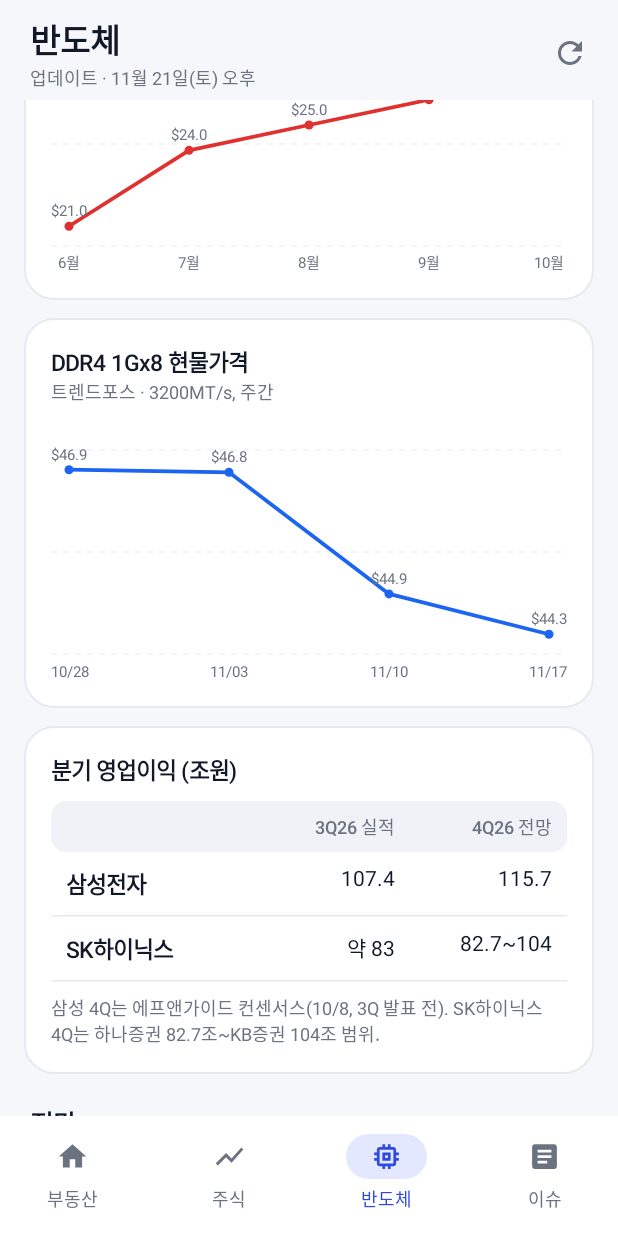
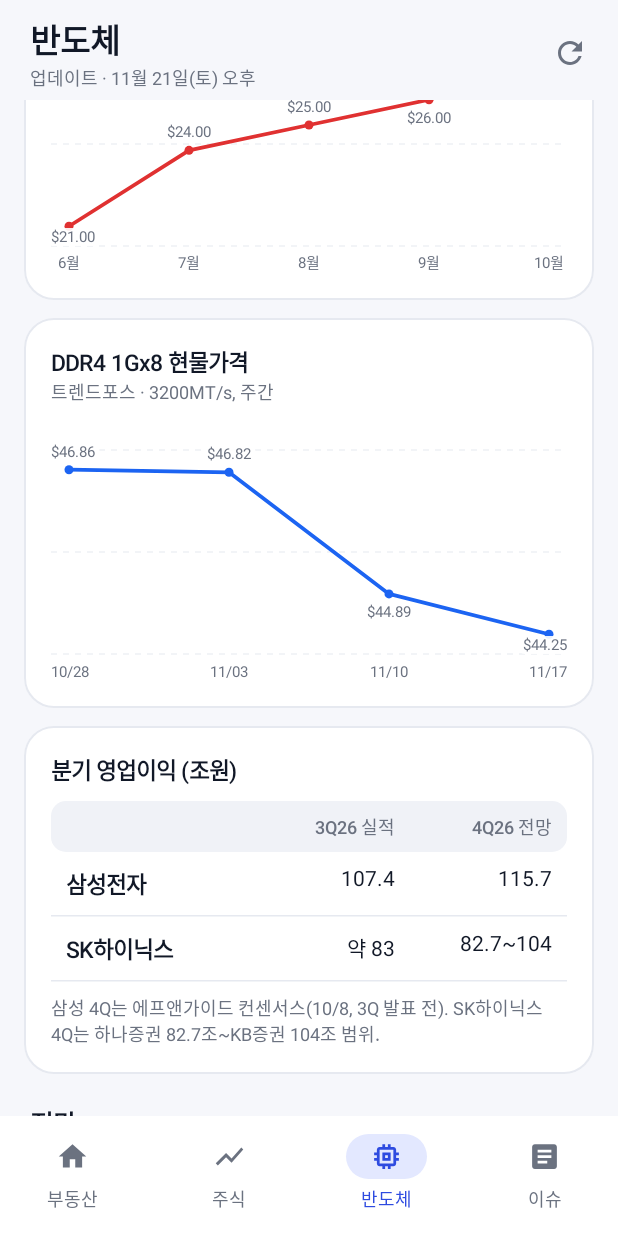
Before and after one commit to skawn1450-coder/myapp-ohsung, an Android app built with Jetpack Compose: the screen it shows after launch (MainActivity), item 3 of the bottom bar chosen, scrolled down 1155 dp, on a phone screen of 412 x 824 dp. Run offline under Robolectric (Android 15) with nearby library versions, the phone set to English and light mode, and no system bars; network calls fail.

Commit message:
Make chart value labels readable
Place labels away from the line, add a background, show cents for dollar prices.

Co-Authored-By: Claude Opus 5.5 <noreply@anthropic.com>
Claude-Session: https://claude.ai/code/session_01FiEqWQBvfw9Tzpq4jfxBRd

```diff
--- a/app/src/main/java/com/ohsung/marketbrief/ui/Charts.kt
+++ b/app/src/main/java/com/ohsung/marketbrief/ui/Charts.kt
@@ -66,6 +66,7 @@ fun SeriesChart(
     val measurer = rememberTextMeasurer()
     val labelColor = MaterialTheme.colorScheme.onSurfaceVariant
     val gridColor = MaterialTheme.colorScheme.outlineVariant
+    val labelBg = MaterialTheme.colorScheme.surface.copy(alpha = 0.9f)
     val valueStyle = TextStyle(fontSize = 10.sp, color = labelColor)
     val axisStyle = TextStyle(fontSize = 10.sp, color = labelColor)
 
@@ -132,7 +133,20 @@ fun SeriesChart(
                 if (showValue) {
                     val tl = measurer.measure(formatAxis(p.y, unit), valueStyle)
                     val tx = (x - tl.size.width / 2).coerceIn(0f, size.width - tl.size.width)
-                    drawText(tl, topLeft = Offset(tx, (y(p.y) - tl.size.height - 4.dp.toPx()).coerceAtLeast(0f)))
+                    // Put the label on the side away from the line: above local highs, below local lows.
+                    val neighbors = listOfNotNull(points.getOrNull(i - 1)?.y, points.getOrNull(i + 1)?.y)
+                    val above = neighbors.isEmpty() || p.y >= neighbors.average()
+                    val gap = 6.dp.toPx()
+                    val ty = if (above) y(p.y) - tl.size.height - gap else y(p.y) + gap
+                    val top = ty.coerceIn(0f, topPad + chartH - tl.size.height)
+                    val padH = 3.dp.toPx()
+                    drawRoundRect(
+                        labelBg,
+                        topLeft = Offset(tx - padH, top),
+                        size = Size(tl.size.width + padH * 2, tl.size.height.toFloat()),
+                        cornerRadius = CornerRadius(4.dp.toPx()),
+                    )
+                    drawText(tl, topLeft = Offset(tx, top))
                 }
                 if (i % every == 0 || i == points.lastIndex) {
                     val xl = measurer.measure(p.x, axisStyle)
@@ -156,7 +170,7 @@ private fun formatAxis(v: Double, unit: String): String {
     val n = when {
         abs(v) >= 1000 -> "%,.0f".format(v)
         abs(v) >= 100 -> "%.0f".format(v)
-        abs(v) >= 10 -> "%.1f".format(v)
+        abs(v) >= 10 && unit != "$" -> "%.1f".format(v)
         else -> "%.2f".format(v)
     }
     return when (unit) {
```
